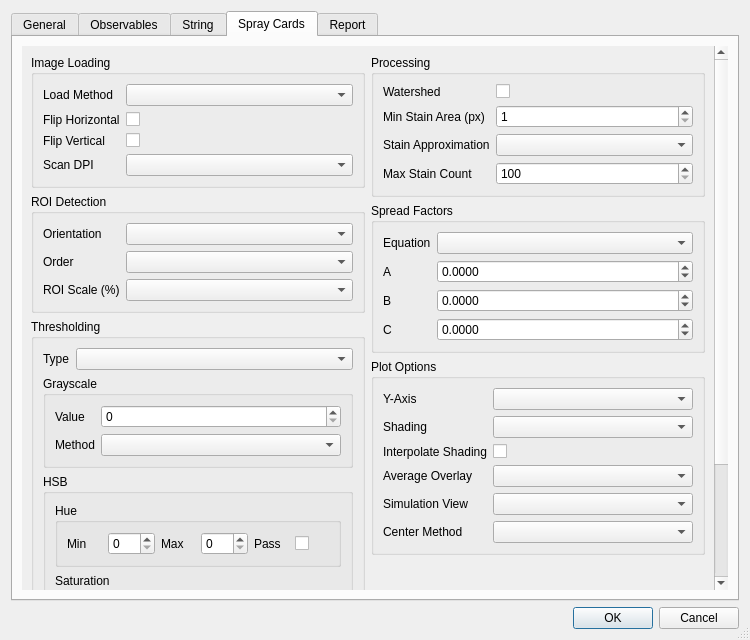
The window that resources/settings.ui (gill14/AccuPatt) describes before a commit, drawn with Qt 5.
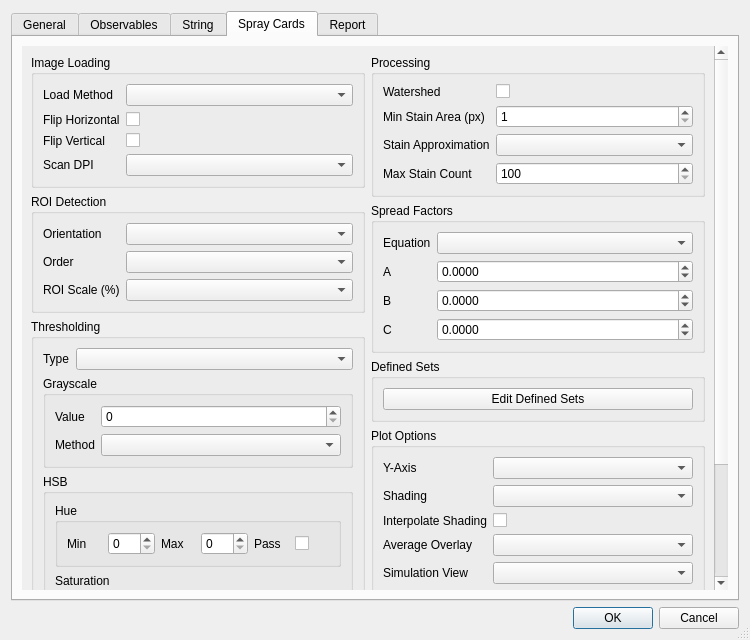
The same window after the commit. The open tabs and pages were chosen to show the change.

Commit message: add defined dyes to settings; misc settings ui fixes

Patch:
```diff
--- a/resources/settings.ui
+++ b/resources/settings.ui
@@ -1389,6 +1389,22 @@
                </layout>
               </widget>
              </item>
+             <item>
+              <widget class="QGroupBox" name="gb_defined_sets">
+               <property name="title">
+                <string>Defined Sets</string>
+               </property>
+               <layout class="QVBoxLayout">
+                <item>
+                 <widget class="QPushButton" name="btn_defined_sets">
+                  <property name="text">
+                   <string>Edit Defined Sets</string>
+                  </property>
+                 </widget>
+                </item>
+               </layout>
+              </widget>
+             </item>
              <item>
               <widget class="QGroupBox" name="gb_card_plot">
                <property name="title">
```
Left out of the diff: 27 changed lines with no effect on the pictures. The commit also changes 2 other files.
